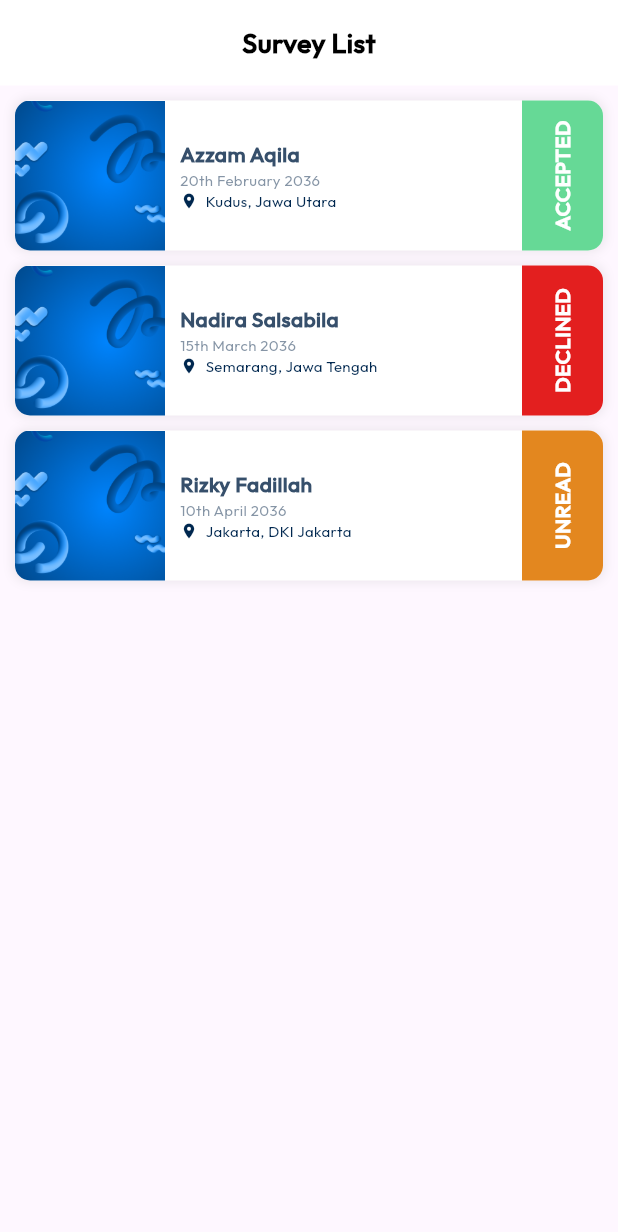
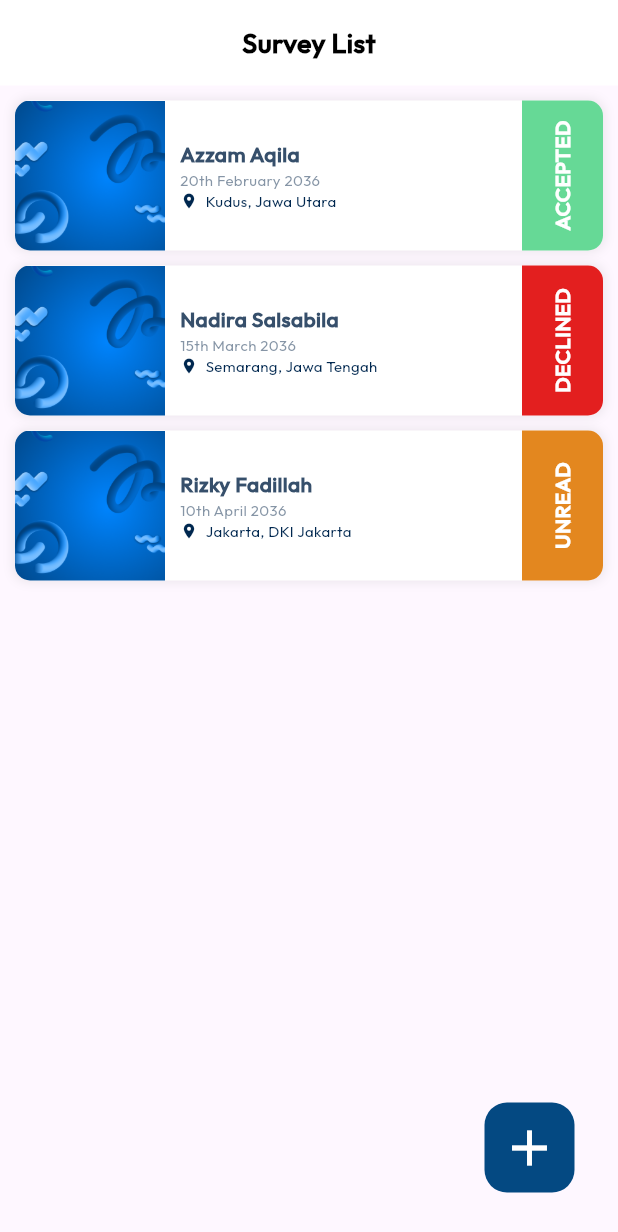
Before and after one commit to ITDEVKSPUK/loan-application-, a Flutter app: the screen it shows after launch, on a phone screen of 412 x 824 dp. Shown: the top 1232 px of the screen. Run offline on Flutter 3.47's test engine with Material 3 defaults, Android fonts, the phone set to English and light mode, and no system bars; our stand-ins replace get.

Commit message:
feat [ZE] : add button employee

```diff
--- a/lib/utils/routes/my_app_page.dart
+++ b/lib/utils/routes/my_app_page.dart
@@ -2,7 +2,7 @@ import 'package:get/get.dart';
 import 'package:loan_apllication/splash_screen.dart';
 import 'package:loan_apllication/utils/routes/my_app_route.dart';
 import 'package:loan_apllication/views/Login/loginScreen.dart';
-import 'package:loan_apllication/views/admin/Home/home.dart';
+import 'package:loan_apllication/views/employee/Home/home.dart';
 
 class MyAppPage {
   static final List<GetPage> pages = [
--- a/lib/views/employee/Home/home.dart
+++ b/lib/views/employee/Home/home.dart
@@ -1,4 +1,6 @@
 import 'package:flutter/material.dart';
+import 'package:loan_apllication/core/theme/color.dart';
+import 'package:loan_apllication/widgets/survey_box.dart';
 
 class Home extends StatefulWidget {
   @override
@@ -6,15 +8,109 @@ class Home extends StatefulWidget {
 }
 
 class _HomeState extends State<Home> {
+  final List<Map<String, String>> surveyList = [
+    {
+      'name': 'Azzam Aqila',
+      'date': '20th February 2036',
+      'location': 'Kudus, Jawa Utara',
+      'status': 'ACCEPTED',
+      'image': 'assets/images/bg.png',
+    },
+    {
+      'name': 'Nadira Salsabila',
+      'date': '15th March 2036',
+      'location': 'Semarang, Jawa Tengah',
+      'status': 'DECLINED',
+      'image': 'assets/images/bg.png',
+    },
+    {
+      'name': 'Rizky Fadillah',
+      'date': '10th April 2036',
+      'location': 'Jakarta, DKI Jakarta',
+      'status': 'UNREAD',
+      'image': 'assets/images/bg.png',
+    },
+  ];
+
   @override
   Widget build(BuildContext context) {
     return Scaffold(
-      appBar: AppBar(
-        title: Text('Home'),
+      body: Column(
+        children: [
+          Container(
+            width: double.infinity,
+            height: 57,
+            decoration: BoxDecoration(color: Colors.white),
+            child: Center(
+              child: Text(
+                'Survey List',
+                style: TextStyle(
+                  color: Colors.black,
+                  fontSize: 18,
+                  fontFamily: 'Outfit',
+                  fontWeight: FontWeight.w700,
+                ),
+              ),
+            ),
+          ),
+          Expanded(
+            child: ListView.builder(
+              padding: EdgeInsets.all(10),
+              itemCount: surveyList.length,
+              itemBuilder: (context, index) {
+                final item = surveyList[index];
+                return SurveyBox(
+                  name: item['name']!,
+                  date: item['date']!,
+                  location: item['location']!,
+                  status: item['status']!,
+                  image: item['image']!,
+                  statusColor: getStatusColor(item['status']!),
+                );
+              },
+            ),
+          ),
+        ],
       ),
-      body: Center(
-        child: Text('Welcome to the Home Page!'),
+      floatingActionButton: Align(
+        alignment: Alignment.bottomRight,
+        child: Padding(
+          padding: EdgeInsets.all(13.0),
+          child: GestureDetector(
+            onTap: () {
+              // action
+            },
+            child: Container(
+              width: 60,
+              height: 60,
+              decoration: BoxDecoration(
+                color: const Color.fromARGB(255, 4, 73, 130),
+                borderRadius: BorderRadius.circular(15),
+              ),
+              child: Center(
+                child: Icon(
+                  Icons.add,
+                  color: Colors.white,
+                  size: 40,
+                ),
+              ),
+            ),
+          ),
+        ),
       ),
     );
   }
+
+  Color getStatusColor(String status) {
+    switch (status) {
+      case 'ACCEPTED':
+        return AppColors.greenstatus;
+      case 'DECLINED':
+        return AppColors.redstatus;
+      case 'UNREAD':
+        return AppColors.orangestatus;
+      default:
+        return Colors.grey;
+    }
+  }
 }
--- a/lib/widgets/survey_box.dart
+++ b/lib/widgets/survey_box.dart
@@ -6,7 +6,7 @@ class SurveyBox extends StatelessWidget {
   final String location;
   final String status;
   final String image;
-  final Color statusColor; // Tambahkan parameter statusColor
+  final Color statusColor;
 
   const SurveyBox({
     Key? key,
@@ -15,7 +15,7 @@ class SurveyBox extends StatelessWidget {
     required this.location,
     required this.status,
     required this.image,
-    required this.statusColor, // Wajib diisi
+    required this.statusColor,
   }) : super(key: key);
 
   @override
```
